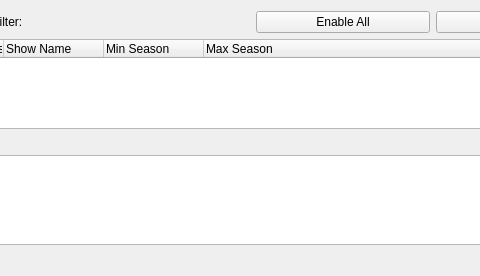
First picture: the form in UI/MissingEpisodes.ui, repository towel42-com/EmbySync, before the edit; both pictures show x 108 to 588 and y 0 to 276 of the 728 by 276 pixel window.
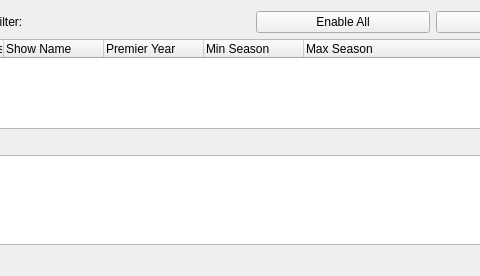
Second picture: the form after the edit.

Commit message: Better filtering based on the series id, not the name and year

```diff
--- a/UI/MissingEpisodes.ui
+++ b/UI/MissingEpisodes.ui
@@ -67,6 +67,11 @@
            <string notr="true">Show Name</string>
           </property>
          </column>
+         <column>
+          <property name="text">
+           <string>Premier Year</string>
+          </property>
+         </column>
          <column>
           <property name="text">
            <string>Min Season</string>
```
The commit also changes 2 other files.
